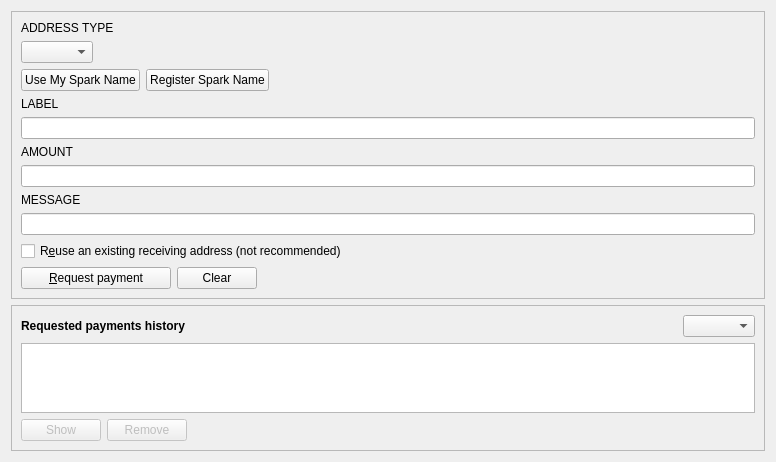
Before: the Qt Designer form src/qt/forms/receivecoinsdialog.ui in firoorg/firo, drawn with Qt 5.
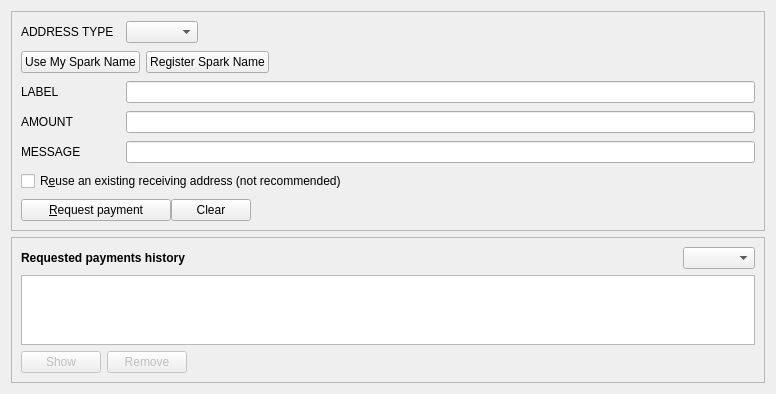
After: the same form once the commit is applied. Custom widgets are drawn as their Qt base class.

Commit message: Qt: Prevent receive controls from clipping

Patch:
```diff
--- a/src/qt/forms/receivecoinsdialog.ui
+++ b/src/qt/forms/receivecoinsdialog.ui
@@ -27,11 +27,26 @@
      </property>
      <layout class="QVBoxLayout" name="verticalLayout_3">
       <item>
-       <layout class="QVBoxLayout" name="gridLayout">
-        <property name="spacing">
-         <number>6</number>
+       <layout class="QFormLayout" name="gridLayout">
+        <property name="fieldGrowthPolicy">
+         <enum>QFormLayout::ExpandingFieldsGrow</enum>
         </property>
-        <item>
+        <property name="rowWrapPolicy">
+         <enum>QFormLayout::WrapLongRows</enum>
+        </property>
+        <property name="labelAlignment">
+         <set>Qt::AlignLeft|Qt::AlignVCenter</set>
+        </property>
+        <property name="formAlignment">
+         <set>Qt::AlignLeft|Qt::AlignTop</set>
+        </property>
+        <property name="horizontalSpacing">
+         <number>12</number>
+        </property>
+        <property name="verticalSpacing">
+         <number>8</number>
+        </property>
+        <item row="0" column="0">
          <widget class="QLabel" name="addressTypeLabel">
            <property name="toolTip">
              <string>Choose Spark or Transparent for the payment request address.</string>
@@ -41,7 +56,7 @@
            </property>
          </widget>
         </item>
-        <item>
+        <item row="0" column="1">
           <layout class="QHBoxLayout" name="addressTypeHorizontalLayout">
             <item>
               <widget class="QComboBox" name="addressTypeCombobox">
@@ -62,7 +77,7 @@
             </item>
           </layout>
         </item>
-        <item>
+        <item row="1" column="0" colspan="2">
          <widget class="QWidget" name="sparkNameActions" native="true">
           <layout class="QHBoxLayout" name="sparkNameActionsLayout">
            <property name="leftMargin"><number>0</number></property>
@@ -111,7 +126,7 @@
           </layout>
          </widget>
         </item>
-        <item>
+        <item row="2" column="0">
          <widget class="QLabel" name="label_2">
           <property name="toolTip">
            <string>An optional label to associate with the new receiving address.</string>
@@ -124,14 +139,14 @@
           </property>
          </widget>
         </item>
-        <item>
+        <item row="2" column="1">
          <widget class="QLineEdit" name="reqLabel">
           <property name="toolTip">
            <string>An optional label to associate with the new receiving address.</string>
           </property>
          </widget>
         </item>
-        <item>
+        <item row="3" column="0">
          <widget class="QLabel" name="label">
           <property name="toolTip">
            <string>An optional amount to request. Leave this empty or zero to not request a specific amount.</string>
@@ -144,7 +159,7 @@
           </property>
          </widget>
         </item>
-        <item>
+        <item row="3" column="1">
          <widget class="BitcoinAmountField" name="reqAmount">
           <property name="minimumSize">
            <size>
@@ -157,7 +172,7 @@
           </property>
          </widget>
         </item>
-        <item>
+        <item row="4" column="0">
          <widget class="QLabel" name="label_3">
           <property name="toolTip">
            <string>An optional message to attach to the payment request, which will be displayed when the request is opened. Note: The message will not be sent with the payment over the Firo network.</string>
@@ -170,14 +185,14 @@
           </property>
          </widget>
         </item>
-        <item>
+        <item row="4" column="1">
          <widget class="QLineEdit" name="reqMessage">
           <property name="toolTip">
            <string>An optional message to attach to the payment request, which will be displayed when the request is opened. Note: The message will not be sent with the payment over the Firo network.</string>
           </property>
          </widget>
         </item>
-        <item>
+        <item row="5" column="0" colspan="2">
          <widget class="QCheckBox" name="reuseAddress">
           <property name="toolTip">
            <string>Reuse one of the previously used receiving addresses. Reusing addresses has security and privacy issues. Do not use this unless re-generating a payment request made before.</string>
@@ -187,7 +202,7 @@
           </property>
          </widget>
         </item>
-        <item>
+        <item row="6" column="0" colspan="2">
          <layout class="QHBoxLayout" name="horizontalLayout">
           <item>
            <widget class="QPushButton" name="receiveButton">
```
The commit also changes 1 other file.
